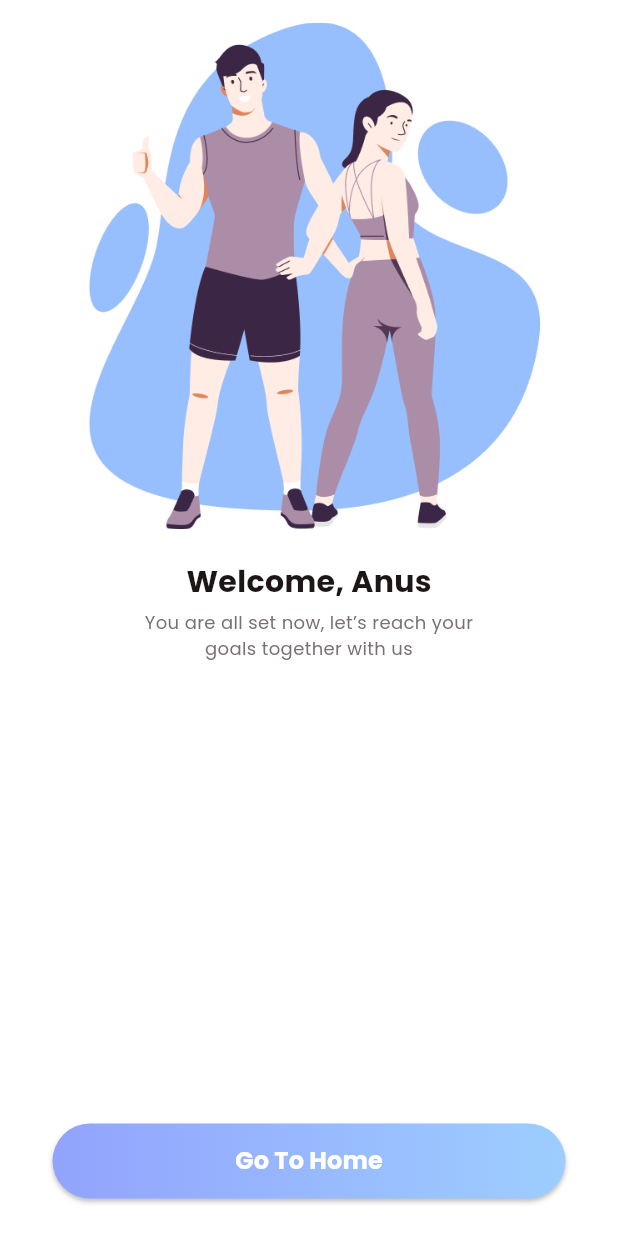
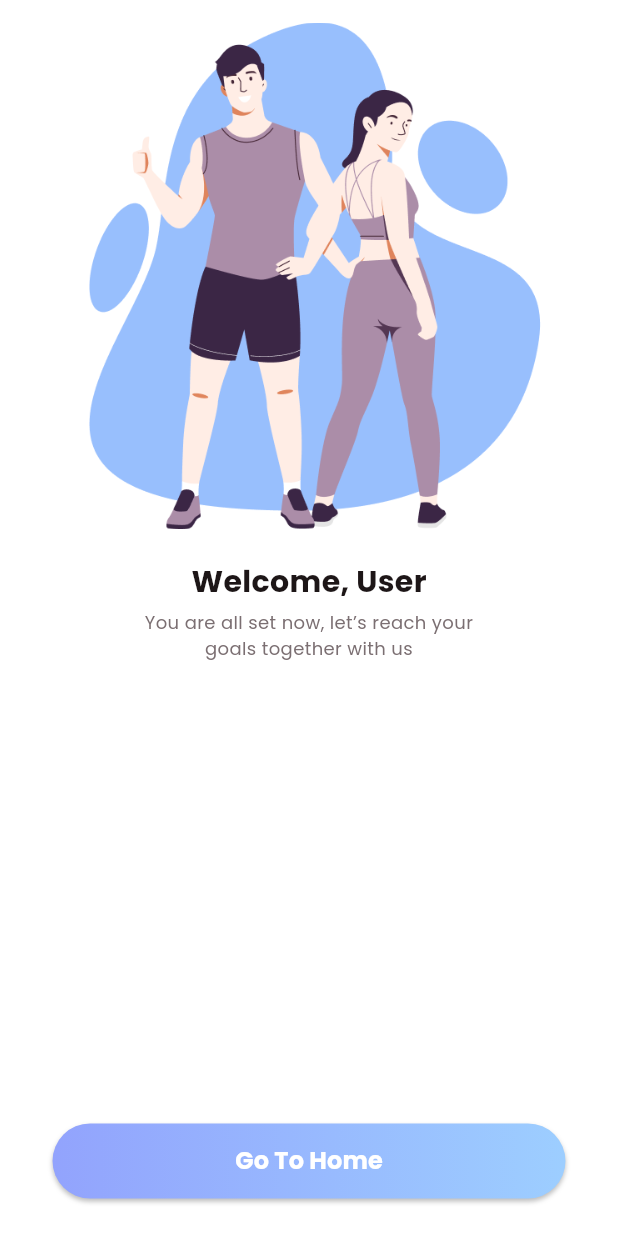
Before and after one commit to Raza-Rz/Fitverse-APP, a Flutter app: the CompleteProfileScreen screen opened by its route, after a tap on "Next >", on a phone screen of 412 x 824 dp. Run offline on Flutter 3.47's test engine with Material 3 defaults, Android fonts, the phone set to English and light mode, and no system bars; our stand-ins replace animated_toggle_switch, cloud_firestore, firebase_auth, firebase_core, fl_chart, readmore and 2 more; missing offline and left inert: dotted_dashed_line, simple_animation_progress_bar; accounts and stored records are empty; key blocks and very long unbroken strings in the code were emptied for the run.

Commit message:
firebase work for profile

```diff
--- a/lib/view/login/login_screen.dart
+++ b/lib/view/login/login_screen.dart
@@ -46,7 +46,7 @@ class _LoginScreenState extends State<LoginScreen> {
         } else if (e.code == 'wrong-password') {
           errorMessage = 'Wrong password provided for that user.';
         } else {
-          errorMessage = 'An error occurred. Please try again later.';
+          errorMessage = 'No user found for that email, please Register';
         }
 
         ScaffoldMessenger.of(context).showSnackBar(
--- a/lib/view/profile/complete_profile_screen.dart
+++ b/lib/view/profile/complete_profile_screen.dart
@@ -1,6 +1,8 @@
+import 'package:fitverse/utils/app_colors.dart';
 import 'package:fitverse/view/welcome/welcome_screen.dart';
 import 'package:flutter/material.dart';
-import 'package:fitverse/utils/app_colors.dart';
+import 'package:cloud_firestore/cloud_firestore.dart';
+import 'package:firebase_auth/firebase_auth.dart';
 import '../../common_widgets/round_gradient_button.dart';
 import '../../common_widgets/round_textfield.dart';
 
@@ -15,15 +17,49 @@ class CompleteProfileScreen extends StatefulWidget {
 
 class _CompleteProfileScreenState extends State<CompleteProfileScreen> {
   String? selectedGender;
+  late TextEditingController dobController;
+  late TextEditingController weightController;
+  late TextEditingController heightController;
+
+  @override
+  void initState() {
+    super.initState();
+    dobController = TextEditingController();
+    weightController = TextEditingController();
+    heightController = TextEditingController();
+  }
+
+  @override
+  void dispose() {
+    dobController.dispose();
+    weightController.dispose();
+    heightController.dispose();
+    super.dispose();
+  }
+
+  Future<void> _saveUserProfile() async {
+    final user = FirebaseAuth.instance.currentUser;
+    if (user != null) {
+      await FirebaseFirestore.instance.collection('users').doc(user.uid).set({
+        'dob': dobController.text,
+        'weight': weightController.text,
+        'height': heightController.text,
+        'gender': selectedGender,
+      }, SetOptions(merge: true)); // Use merge to avoid overwriting other fields
+
+      Navigator.pushNamed(context, WelcomeScreen.routeName);
+    }
+  }
 
   @override
   Widget build(BuildContext context) {
     var media = MediaQuery.of(context).size;
+
     return Scaffold(
       backgroundColor: AppColors.whiteColor,
       body: SafeArea(
         child: SingleChildScrollView(
-          padding: const EdgeInsets.only(right: 15, left: 15),
+          padding: const EdgeInsets.symmetric(horizontal: 15),
           child: Column(
             children: [
               Image.asset("assets/images/complete_profile.png", width: media.width),
@@ -98,30 +134,30 @@ class _CompleteProfileScreenState extends State<CompleteProfileScreen> {
                 ),
               ),
               const SizedBox(height: 15),
-              const RoundTextField(
+              RoundTextField(
                 hintText: "Date of Birth",
                 icon: "assets/icons/calendar_icon.png",
                 textInputType: TextInputType.text,
+                controller: dobController,
               ),
               const SizedBox(height: 15),
-              const RoundTextField(
+              RoundTextField(
                 hintText: "Your Weight",
                 icon: "assets/icons/weight_icon.png",
                 textInputType: TextInputType.text,
+                controller: weightController,
               ),
               const SizedBox(height: 15),
-              const RoundTextField(
+              RoundTextField(
                 hintText: "Your Height",
                 icon: "assets/icons/swap_icon.png",
                 textInputType: TextInputType.text,
+                controller: heightController,
               ),
               const SizedBox(height: 15),
               RoundGradientButton(
                 title: "Next >",
-                onPressed: () {
-                  // Navigate to the next screen, e.g., YourGoalScreen
-                  Navigator.pushNamed(context, WelcomeScreen.routeName);
-                },
+                onPressed: _saveUserProfile,
               ),
             ],
           ),
--- a/lib/view/welcome/welcome_screen.dart
+++ b/lib/view/welcome/welcome_screen.dart
@@ -1,13 +1,47 @@
+import 'package:cloud_firestore/cloud_firestore.dart';
+import 'package:firebase_auth/firebase_auth.dart';
 import 'package:fitverse/utils/app_colors.dart';
+import 'package:flutter/material.dart';
+import '../../common_widgets/round_gradient_button.dart';
 import 'package:fitverse/view/dashboard/dashboard_screen.dart';
-import 'package:flutter/material.dart';
-
-import '../../common_widgets/round_gradient_button.dart';
-
-class WelcomeScreen extends StatelessWidget {
+class WelcomeScreen extends StatefulWidget {
   static String routeName = "/WelcomeScreen";
 
   const WelcomeScreen({Key? key}) : super(key: key);
+
+  @override
+  _WelcomeScreenState createState() => _WelcomeScreenState();
+}
+
+class _WelcomeScreenState extends State<WelcomeScreen> {
+  String? userName = "User";
+
+  @override
+  void initState() {
+    super.initState();
+    _fetchUserName();
+  }
+
+  Future<void> _fetchUserName() async {
+    try {
+      final user = FirebaseAuth.instance.currentUser;
+      if (user != null) {
+        final userDoc = await FirebaseFirestore.instance
+            .collection('users')
+            .doc(user.uid)
+            .get();
+
+        if (userDoc.exists) {
+          final data = userDoc.data();
+          setState(() {
+            userName = '${data?['firstName'] ?? 'User'}';
+          });
+        }
+      }
+    } catch (e) {
+      print('Error fetching user name: $e');
+    }
+  }
 
   @override
   Widget build(BuildContext context) {
@@ -24,8 +58,8 @@ class WelcomeScreen extends StatelessWidget {
               Image.asset("assets/images/welcome_promo.png",
                   width: media.width * 0.75, fit: BoxFit.fitWidth),
               SizedBox(height: media.width * 0.05),
-              const Text(
-                "Welcome, Anus",
+              Text(
+                "Welcome, $userName",
                 style: TextStyle(
                     color: AppColors.blackColor,
                     fontSize: 20,
```
Also changed, not shown: lib/view/profile/edit_profile.dart (+74 -93 lines), lib/view/profile/profile_new.dart (+45 -65 lines).
